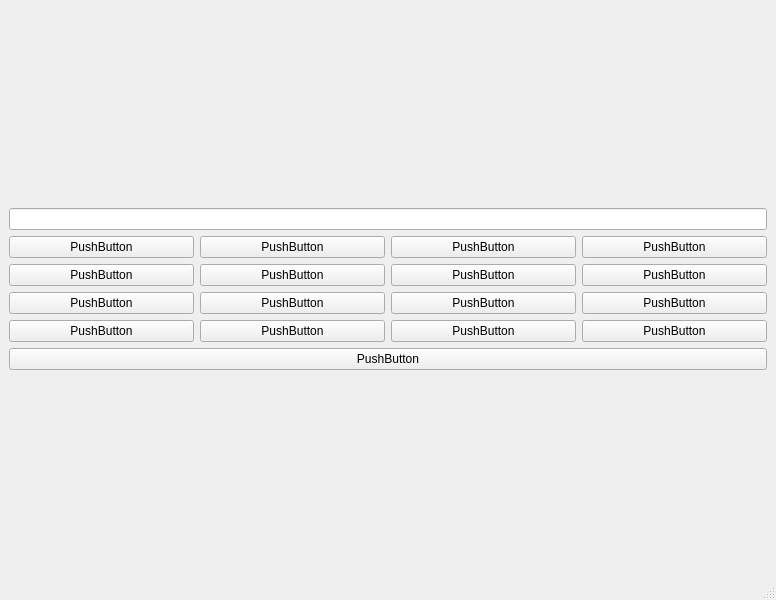
Qt form mainwindow.ui (drew0306/QT-Calculator) before a commit.
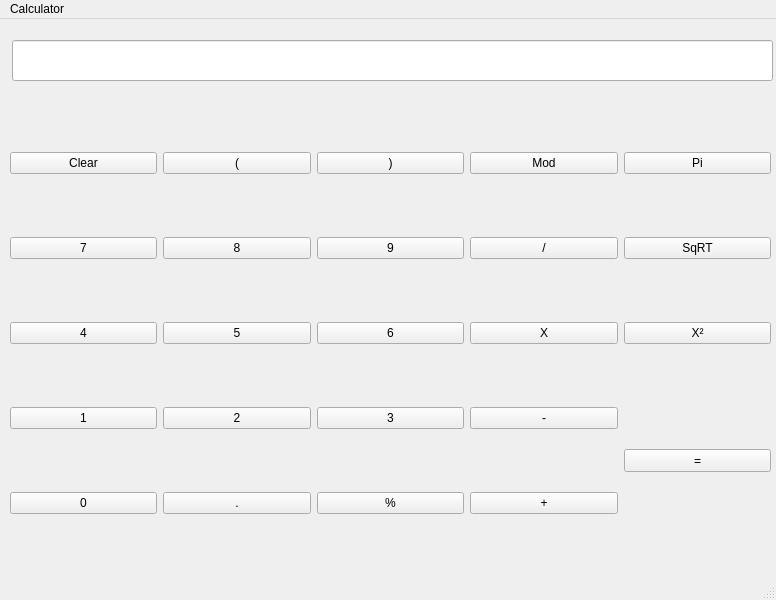
The same form after that commit.

What changed in the file:
```diff
--- a/mainwindow.ui
+++ b/mainwindow.ui
@@ -14,134 +14,205 @@
    <string>MainWindow</string>
   </property>
   <widget class="QWidget" name="centralwidget">
-   <layout class="QVBoxLayout" name="verticalLayout">
-    <item>
+   <widget class="QLineEdit" name="display">
+    <property name="geometry">
+     <rect>
+      <x>12</x>
+      <y>21</y>
+      <width>761</width>
+      <height>41</height>
+     </rect>
+    </property>
+    <property name="layoutDirection">
+     <enum>Qt::LayoutDirection::RightToLeft</enum>
+    </property>
+   </widget>
+   <widget class="QWidget" name="layoutWidget">
+    <property name="geometry">
+     <rect>
+      <x>10</x>
+      <y>76</y>
+      <width>761</width>
+      <height>481</height>
+     </rect>
+    </property>
      <layout class="QGridLayout" name="gridLayout">
-      <item row="0" column="0" colspan="4">
-       <widget class="QLineEdit" name="lineEdit"/>
-      </item>
-      <item row="1" column="0">
-       <widget class="QPushButton" name="pushButton">
+     <item row="2" column="4">
+      <widget class="QPushButton" name="pushButton_squared">
+       <property name="text">
+        <string>X²</string>
+       </property>
+      </widget>
+     </item>
+     <item row="2" column="3">
+      <widget class="QPushButton" name="pushButton_multi">
         <property name="text">
-         <string>PushButton</string>
+        <string>X</string>
         </property>
        </widget>
       </item>
       <item row="1" column="1">
-       <widget class="QPushButton" name="pushButton_2">
+      <widget class="QPushButton" name="pushButton_10">
         <property name="text">
-         <string>PushButton</string>
+        <string>8</string>
+       </property>
+      </widget>
+     </item>
+     <item row="3" column="3">
+      <widget class="QPushButton" name="pushButton_sub">
+       <property name="text">
+        <string>-</string>
         </property>
        </widget>
       </item>
       <item row="1" column="2">
-       <widget class="QPushButton" name="pushButton_3">
+      <widget class="QPushButton" name="pushButton_11">
         <property name="text">
-         <string>PushButton</string>
-        </property>
-       </widget>
-      </item>
-      <item row="1" column="3">
-       <widget class="QPushButton" name="pushButton_4">
-        <property name="text">
-         <string>PushButton</string>
-        </property>
-       </widget>
-      </item>
-      <item row="2" column="0">
-       <widget class="QPushButton" name="pushButton_5">
-        <property name="text">
-         <string>PushButton</string>
-        </property>
-       </widget>
-      </item>
-      <item row="2" column="1">
-       <widget class="QPushButton" name="pushButton_6">
-        <property name="text">
-         <string>PushButton</string>
-        </property>
-       </widget>
-      </item>
-      <item row="2" column="2">
-       <widget class="QPushButton" name="pushButton_7">
-        <property name="text">
-         <string>PushButton</string>
-        </property>
-       </widget>
-      </item>
-      <item row="2" column="3">
-       <widget class="QPushButton" name="pushButton_8">
-        <property name="text">
-         <string>PushButton</string>
+        <string>9</string>
         </property>
        </widget>
       </item>
       <item row="3" column="0">
+      <widget class="QPushButton" name="pushButton_7">
+       <property name="text">
+        <string>1</string>
+       </property>
+      </widget>
+     </item>
+     <item row="4" column="0">
+      <widget class="QPushButton" name="pushButton_2">
+       <property name="text">
+        <string>0</string>
+       </property>
+      </widget>
+     </item>
+     <item row="1" column="0">
        <widget class="QPushButton" name="pushButton_9">
         <property name="text">
-         <string>PushButton</string>
+        <string>7</string>
+       </property>
+      </widget>
+     </item>
+     <item row="2" column="0">
+      <widget class="QPushButton" name="pushButton_8">
+       <property name="text">
+        <string>4</string>
         </property>
        </widget>
       </item>
       <item row="3" column="1">
-       <widget class="QPushButton" name="pushButton_10">
+      <widget class="QPushButton" name="pushButton_18">
         <property name="text">
-         <string>PushButton</string>
+        <string>2</string>
         </property>
        </widget>
       </item>
       <item row="3" column="2">
-       <widget class="QPushButton" name="pushButton_11">
+      <widget class="QPushButton" name="pushButton_19">
         <property name="text">
-         <string>PushButton</string>
+        <string>3</string>
         </property>
        </widget>
       </item>
-      <item row="3" column="3">
-       <widget class="QPushButton" name="pushButton_12">
+     <item row="4" column="3">
+      <widget class="QPushButton" name="pushButton_add">
         <property name="text">
-         <string>PushButton</string>
+        <string>+</string>
         </property>
        </widget>
       </item>
-      <item row="4" column="0">
-       <widget class="QPushButton" name="pushButton_13">
+     <item row="0" column="2">
+      <widget class="QPushButton" name="pushButton_rghtPar">
         <property name="text">
-         <string>PushButton</string>
-        </property>
-       </widget>
-      </item>
-      <item row="4" column="1">
-       <widget class="QPushButton" name="pushButton_14">
-        <property name="text">
-         <string>PushButton</string>
+        <string>)</string>
         </property>
        </widget>
       </item>
       <item row="4" column="2">
+      <widget class="QPushButton" name="pushButton_percent">
+       <property name="text">
+        <string>%</string>
+       </property>
+      </widget>
+     </item>
+     <item row="0" column="0">
+      <widget class="QPushButton" name="pushButton_clear">
+       <property name="text">
+        <string>Clear</string>
+       </property>
+      </widget>
+     </item>
+     <item row="0" column="4">
+      <widget class="QPushButton" name="pushButton_pi">
+       <property name="text">
+        <string>Pi</string>
+       </property>
+      </widget>
+     </item>
+     <item row="3" column="4" rowspan="2">
+      <widget class="QPushButton" name="pushButton_eq">
+       <property name="minimumSize">
+        <size>
+         <width>0</width>
+         <height>23</height>
+        </size>
+       </property>
+       <property name="text">
+        <string>=</string>
+       </property>
+      </widget>
+     </item>
+     <item row="2" column="2">
        <widget class="QPushButton" name="pushButton_15">
         <property name="text">
-         <string>PushButton</string>
+        <string>6</string>
         </property>
        </widget>
       </item>
-      <item row="4" column="3">
-       <widget class="QPushButton" name="pushButton_16">
+     <item row="2" column="1">
+      <widget class="QPushButton" name="pushButton_14">
         <property name="text">
-         <string>PushButton</string>
+        <string>5</string>
         </property>
        </widget>
       </item>
-      <item row="5" column="0" colspan="4">
-       <widget class="QPushButton" name="pushButton_17">
+     <item row="1" column="4">
+      <widget class="QPushButton" name="pushButton_sqrt">
         <property name="text">
-         <string>PushButton</string>
+        <string>SqRT</string>
         </property>
        </widget>
       </item>
-     </layout>
-    </item>
-   </layout>
+     <item row="4" column="1">
+      <widget class="QPushButton" name="pushButton_decimal">
+       <property name="text">
+        <string>.</string>
+       </property>
+      </widget>
+     </item>
+     <item row="1" column="3">
+      <widget class="QPushButton" name="pushButton_div">
+       <property name="text">
+        <string>/</string>
+       </property>
+      </widget>
+     </item>
+     <item row="0" column="1">
+      <widget class="QPushButton" name="pushButton_lftPar">
+       <property name="text">
+        <string>(</string>
+       </property>
+      </widget>
+     </item>
+     <item row="0" column="3">
+      <widget class="QPushButton" name="pushButton_modulo">
+       <property name="text">
+        <string>Mod</string>
+       </property>
+      </widget>
+     </item>
+    </layout>
+   </widget>
   </widget>
   <widget class="QMenuBar" name="menubar">
    <property name="geometry">
@@ -152,6 +223,12 @@
      <height>20</height>
     </rect>
    </property>
+   <widget class="QMenu" name="menuCalculator">
+    <property name="title">
+     <string>Calculator</string>
+    </property>
+   </widget>
+   <addaction name="menuCalculator"/>
   </widget>
   <widget class="QStatusBar" name="statusbar"/>
  </widget>
```
Lines whose indentation alone changed are shown as unchanged.
